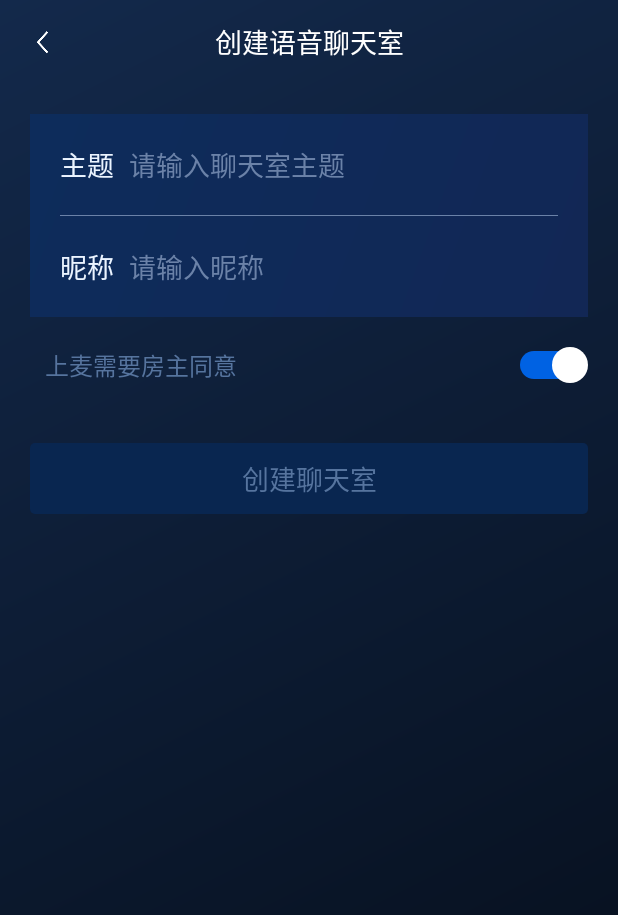
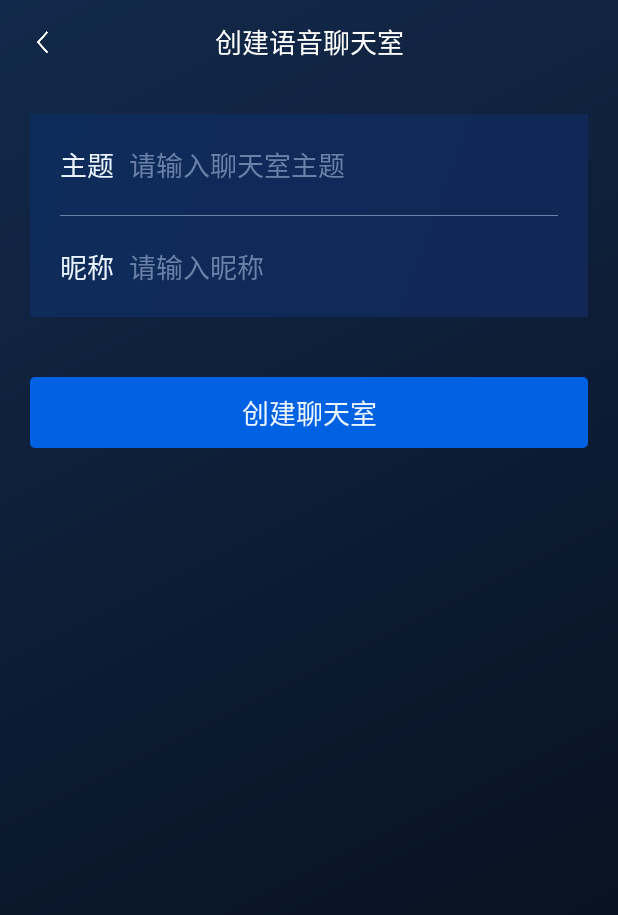
Before and after one commit to yifguan/liteav_voice_chat_room, an Android app: the VoiceRoomCreateActivity screen opened directly, with no data from a screen before it, on a phone screen of 412 x 824 dp. Shown: the top 915 px of the screen. Run offline under Robolectric (Android 15) with nearby library versions, the phone set to English and light mode, and no system bars; libraries missing offline, so code that uses them is left out: com.blankj.utilcode; 1 statement that could not run was skipped.

Commit message:
[Android] add some features 1. add volume alert on UI 2. remove switcher in create room

```diff
--- a/Android/trtcvoiceroomdemo/src/main/java/com/tencent/liteav/trtcvoiceroom/ui/list/VoiceRoomCreateActivity.java
+++ b/Android/trtcvoiceroomdemo/src/main/java/com/tencent/liteav/trtcvoiceroom/ui/list/VoiceRoomCreateActivity.java
@@ -33,9 +33,6 @@ public class VoiceRoomCreateActivity extends AppCompatActivity {
     private EditText     mUserNameEt;
     private TextView     mEnterTv;
     private boolean      mNeedOwnerAgree = true;
-    private SwitchCompat mSwitchNeedQuest;
-    private RadioButton  mRbNormal;
-    private RadioButton  mRbMusic;
 
 
     private TextWatcher mEditTextWatcher = new TextWatcher() {
@@ -77,25 +74,16 @@ public class VoiceRoomCreateActivity extends AppCompatActivity {
         });
         mRoomNameEt.addTextChangedListener(mEditTextWatcher);
         mUserNameEt.addTextChangedListener(mEditTextWatcher);
-        mRbNormal = (RadioButton) findViewById(R.id.rb_normal);
-        mRbMusic = (RadioButton) findViewById(R.id.rb_music);
         mEnterTv.setOnClickListener(new View.OnClickListener() {
             @Override
             public void onClick(View v) {
                 createRoom();
             }
         });
-        setStyle(mRbNormal);
-        setStyle(mRbMusic);
     }
 
     private void createRoom() {
         int audioQuality = TRTCCloudDef.TRTC_AUDIO_QUALITY_DEFAULT;
-//        if (mRbNormal.isChecked()) {
-//            audioQuality = TRTCCloudDef.TRTC_AUDIO_QUALITY_DEFAULT;
-//        } else if (mRbMusic.isChecked()) {
-//            audioQuality = TRTCCloudDef.TRTC_AUDIO_QUALITY_MUSIC;
-//        }
         String roomName    = mRoomNameEt.getText().toString();
         String userId      = ProfileManager.getInstance().getUserModel().userId;
         String userName    = mUserNameEt.getText().toString();
@@ -109,15 +97,6 @@ public class VoiceRoomCreateActivity extends AppCompatActivity {
         mRoomNameEt = (EditText) findViewById(R.id.et_room_name);
         mUserNameEt = (EditText) findViewById(R.id.et_user_name);
         mEnterTv = (TextView) findViewById(R.id.tv_enter);
-        mSwitchNeedQuest = (SwitchCompat) findViewById(R.id.switch_need_request);
-        mEnterTv.setEnabled(false);
-        mSwitchNeedQuest.setChecked(true);
-        mSwitchNeedQuest.setOnCheckedChangeListener(new CompoundButton.OnCheckedChangeListener() {
-            @Override
-            public void onCheckedChanged(CompoundButton buttonView, boolean isChecked) {
-                mNeedOwnerAgree = isChecked;
-            }
-        });
     }
 
     private void initPermission() {
@@ -126,13 +105,4 @@ public class VoiceRoomCreateActivity extends AppCompatActivity {
                     .request();
         }
     }
-
-    private void setStyle(RadioButton rb) {
-        Drawable drawable = getResources().getDrawable(R.drawable.trtcvoiceroom_bg_rb_icon_selector);
-        //定义底部标签图片大小和位置
-        drawable.setBounds(0, 0, 70, 70);
-        //设置图片在文字的哪个方向
-        rb.setCompoundDrawables(drawable, null, null, null);
-        rb.setCompoundDrawablePadding(20);
-    }
 }
--- a/Android/trtcvoiceroomdemo/src/main/java/com/tencent/liteav/trtcvoiceroom/ui/room/VoiceRoomBaseActivity.java
+++ b/Android/trtcvoiceroomdemo/src/main/java/com/tencent/liteav/trtcvoiceroom/ui/room/VoiceRoomBaseActivity.java
@@ -217,7 +217,7 @@ public class VoiceRoomBaseActivity extends AppCompatActivity implements VoiceRoo
     /**
      *     /////////////////////////////////////////////////////////////////////////////////
      *     //
-     *     //                      发送文本信息
+     *     //                      send text massage
      *     //
      *     /////////////////////////////////////////////////////////////////////////////////
      */
@@ -478,9 +478,15 @@ public class VoiceRoomBaseActivity extends AppCompatActivity implements VoiceRoo
             } else {
                 entity.isTalk = false;
             }
-
         }
         mVoiceRoomSeatAdapter.notifyDataSetChanged();
+        // main seat anchor
+        Integer mainSeatVol = volumeMap.get(mMainSeatUserId);
+        if (mainSeatVol != null && mainSeatVol > 20) {
+            mImgHead.setBorderColor(getResources().getColor(R.color.trtcvoiceroom_color_head_talk));
+        } else {
+            mImgHead.setBorderColor(getResources().getColor(R.color.trtcvoiceroom_color_head_not_talk));
+        }
     }
 
     @Override
--- a/Android/trtcvoiceroomdemo/src/main/java/com/tencent/liteav/trtcvoiceroom/ui/room/VoiceRoomSeatAdapter.java
+++ b/Android/trtcvoiceroomdemo/src/main/java/com/tencent/liteav/trtcvoiceroom/ui/room/VoiceRoomSeatAdapter.java
@@ -109,10 +109,9 @@ public class VoiceRoomSeatAdapter extends
                     mTvName.setText("Loading");
                 }
                 if (model.isTalk) {
-                    mImgHead.setBorderColor(context.getResources().getColor(R.color.trtcvoiceroom_text_color_second));
-                    mImgHead.setBorderWidth(5);
+                    mImgHead.setBorderColor(context.getResources().getColor(R.color.trtcvoiceroom_color_head_talk));
                 } else {
-                    mImgHead.setBorderColor(context.getResources().getColor(R.color.trtcvoiceroom_transparent));
+                    mImgHead.setBorderColor(context.getResources().getColor(R.color.trtcvoiceroom_color_head_not_talk));
                 }
             }
             if (model.isMute) {
--- a/Android/trtcvoiceroomdemo/src/main/res/layout/trtcvoiceroom_activity_create_voice_room.xml
+++ b/Android/trtcvoiceroomdemo/src/main/res/layout/trtcvoiceroom_activity_create_voice_room.xml
@@ -94,97 +94,6 @@
             app:layout_constraintTop_toTopOf="@id/user_id_tag" />
     </android.support.constraint.ConstraintLayout>
 
-    <android.support.constraint.ConstraintLayout
-        android:layout_width="match_parent"
-        android:layout_height="wrap_content"
-        android:layout_marginLeft="20dp"
-        android:layout_marginTop="20dp"
-        android:layout_marginRight="20dp">
-
-
-        <android.support.constraint.Guideline
-            android:id="@+id/gl_l"
-            android:layout_width="wrap_content"
-            android:layout_height="wrap_content"
-            android:orientation="vertical"
-            app:layout_constraintGuide_percent="0.35" />
-
-        <android.support.constraint.Guideline
-            android:id="@+id/gl_r"
-            android:layout_width="wrap_content"
-            android:layout_height="wrap_content"
-            android:orientation="vertical"
-            app:layout_constraintGuide_percent="0.65" />
-
-        <android.support.constraint.Guideline
-            android:id="@+id/gl_end"
-            android:layout_width="wrap_content"
-            android:layout_height="wrap_content"
-            android:orientation="vertical"
-            app:layout_constraintGuide_percent="1" />
-
-        <TextView
-            android:id="@+id/tv_need_request"
-            android:layout_width="wrap_content"
-            android:layout_height="wrap_content"
-            android:layout_gravity="center_vertical"
-            android:layout_marginStart="10dp"
-            android:layout_marginLeft="10dp"
-            android:text="@string/trtcvoiceroom_create_need_host_agree"
-            android:textColor="@color/trtcvoiceroom_btn_text"
-            android:textSize="@dimen/title_text_size"
-            app:layout_constraintStart_toStartOf="parent"
-            app:layout_constraintTop_toTopOf="parent" />
-
-        <android.support.v7.widget.SwitchCompat
-            android:id="@+id/switch_need_request"
-            android:layout_width="wrap_content"
-            android:layout_height="wrap_content"
-            android:thumb="@drawable/trtcvoiceroom_ic_switch"
-            app:layout_constraintEnd_toEndOf="@id/gl_end"
-            app:layout_constraintTop_toTopOf="parent"
-            app:track="@drawable/trtcvoiceroom_ic_switch_track" />
-
-        <TextView
-            android:id="@+id/tv_audio_quality"
-            android:layout_width="wrap_content"
-            android:layout_height="wrap_content"
-            android:layout_gravity="center_vertical"
-            android:layout_marginStart="10dp"
-            android:layout_marginLeft="10dp"
-            android:layout_marginTop="20dp"
-            android:text="@string/trtcvoiceroom_quality"
-            android:textColor="@color/trtcvoiceroom_btn_text"
-            android:visibility="gone"
-            android:textSize="@dimen/title_text_size"
-            app:layout_constraintBottom_toBottomOf="parent"
-            app:layout_constraintStart_toStartOf="parent"
-            app:layout_constraintTop_toBottomOf="@+id/tv_need_request" />
-
-        <RadioGroup
-            android:layout_width="0dp"
-            android:layout_height="wrap_content"
-            android:orientation="horizontal"
-            android:visibility="gone"
-            android:gravity="end"
-            app:layout_constraintEnd_toStartOf="@+id/gl_end"
-            app:layout_constraintStart_toStartOf="@+id/gl_l"
-            app:layout_constraintTop_toTopOf="@+id/tv_audio_quality">
-
-            <RadioButton
-                android:id="@+id/rb_normal"
-                style="@style/TRTCVoiceRoomCreateRadioButtonStyle"
-                android:text="@string/trtcvoiceroom_quality_standard" />
-
-            <RadioButton
-                android:id="@+id/rb_music"
-                android:layout_marginLeft="30dp"
-                style="@style/TRTCVoiceRoomCreateRadioButtonStyle"
-                android:checked="true"
-                android:text="@string/trtcvoiceroom_quality_music" />
-        </RadioGroup>
-    </android.support.constraint.ConstraintLayout>
-
     <TextView
         android:id="@+id/tv_enter"
         android:layout_width="match_parent"
--- a/Android/trtcvoiceroomdemo/src/main/res/layout/trtcvoiceroom_activity_main.xml
+++ b/Android/trtcvoiceroomdemo/src/main/res/layout/trtcvoiceroom_activity_main.xml
@@ -49,6 +49,8 @@
         android:layout_gravity="center_horizontal"
         android:layout_marginTop="30dp"
         android:src="@drawable/trtcvoiceroom_ic_head"
+        app:civ_border_width="2dp"
+        app:civ_border_color="@color/trtcvoiceroom_color_head_not_talk"
         app:layout_constraintEnd_toEndOf="parent"
         app:layout_constraintStart_toStartOf="parent"
         app:layout_constraintTop_toBottomOf="@+id/toolbar" />
--- a/Android/trtcvoiceroomdemo/src/main/res/layout/trtcvoiceroom_item_seat_layout.xml
+++ b/Android/trtcvoiceroomdemo/src/main/res/layout/trtcvoiceroom_item_seat_layout.xml
@@ -15,7 +15,8 @@
             android:id="@+id/img_head"
             android:layout_width="60dp"
             android:layout_height="60dp"
-            app:civ_border_width="0dp"
+            app:civ_border_width="2dp"
+            app:civ_border_color="@color/trtcvoiceroom_color_head_not_talk"
             android:src="@drawable/trtcvoiceroom_ic_head"/>
     </FrameLayout>
 
--- a/Android/trtcvoiceroomdemo/src/main/res/values/colors.xml
+++ b/Android/trtcvoiceroomdemo/src/main/res/values/colors.xml
@@ -8,8 +8,9 @@
     <color name="trtcvoiceroom_text_color_disable">#56749E</color>
     <color name="trtcvoiceroom_transparent">#00000000</color>
     <color name="trtcvoiceroom_color_text_blue">#FF0062E3</color>
-
     <color name="trtcvoiceroom_color_black">#FF000000</color>
+    <color name="trtcvoiceroom_color_head_not_talk">#FF13294B</color>
+    <color name="trtcvoiceroom_color_head_talk">#52a352</color>
     <color name="trtcvoiceroom_color_transparent_black">#44777777</color>
     <!--输入框颜色-->
     <color name="trtcvoiceroom_color_text_red">#FF4E42</color>
```
